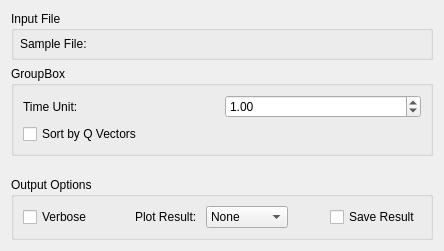
The window that Code/Mantid/MantidQt/CustomInterfaces/inc/MantidQtCustomInterfaces/IndirectSassena.ui (mantidproject/mantid) describes before a commit, drawn with Qt 5.
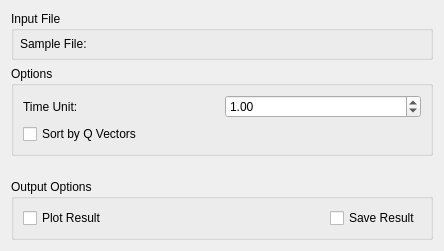
The same window after the commit. Custom widgets are drawn as their Qt base class.

Commit message:
Added save algorithm, tidy UI
Refs #10443

The edit to the form file:
```diff
--- a/Code/Mantid/MantidQt/CustomInterfaces/inc/MantidQtCustomInterfaces/IndirectSassena.ui
+++ b/Code/Mantid/MantidQt/CustomInterfaces/inc/MantidQtCustomInterfaces/IndirectSassena.ui
@@ -55,7 +55,7 @@
    <item>
     <widget class="QGroupBox" name="gbOptions">
      <property name="title">
-      <string>GroupBox</string>
+      <string>Options</string>
      </property>
      <layout class="QGridLayout" name="gridLayout_2">
       <item row="0" column="0">
@@ -116,56 +116,12 @@
          <bool>true</bool>
         </property>
         <property name="text">
-         <string>Verbose</string>
+         <string>Plot Result</string>
         </property>
        </widget>
       </item>
       <item>
-       <spacer name="spOutput1">
-        <property name="orientation">
-         <enum>Qt::Horizontal</enum>
-        </property>
-        <property name="sizeHint" stdset="0">
-         <size>
-          <width>40</width>
-          <height>20</height>
-         </size>
-        </property>
-       </spacer>
-      </item>
-      <item>
-       <widget class="QLabel" name="lblPlot">
-        <property name="text">
-         <string>Plot Result: </string>
-        </property>
-       </widget>
-      </item>
-      <item>
-       <widget class="QComboBox" name="cbPlot">
-        <item>
-         <property name="text">
-          <string>None</string>
-         </property>
-        </item>
-        <item>
-         <property name="text">
-          <string>Spectrum</string>
-         </property>
-        </item>
-        <item>
-         <property name="text">
-          <string>Contour</string>
-         </property>
-        </item>
-        <item>
-         <property name="text">
-          <string>Both</string>
-         </property>
-        </item>
-       </widget>
-      </item>
-      <item>
-       <spacer name="spOutput2">
+       <spacer name="spOutput">
         <property name="orientation">
          <enum>Qt::Horizontal</enum>
         </property>
```
Left out of the diff: 5 changed lines with no effect on the pictures. The commit also changes 1 other file.
